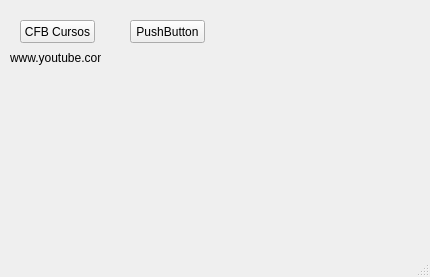
Qt form Aula_QT_01/mainwindow.ui (ronydesena/ProjetosQT) before a commit.
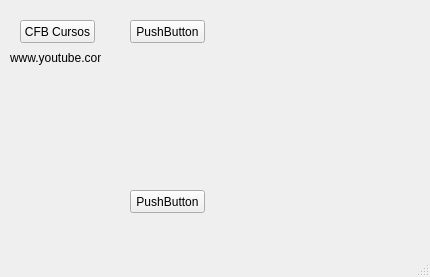
The same form after that commit.

```diff
--- a/Aula_QT_01/mainwindow.ui
+++ b/Aula_QT_01/mainwindow.ui
@@ -53,6 +53,19 @@
      <string>PushButton</string>
     </property>
    </widget>
+   <widget class="QPushButton" name="pushButton_3">
+    <property name="geometry">
+     <rect>
+      <x>130</x>
+      <y>190</y>
+      <width>75</width>
+      <height>23</height>
+     </rect>
+    </property>
+    <property name="text">
+     <string>PushButton</string>
+    </property>
+   </widget>
   </widget>
   <widget class="QMenuBar" name="menubar">
    <property name="geometry">
```
